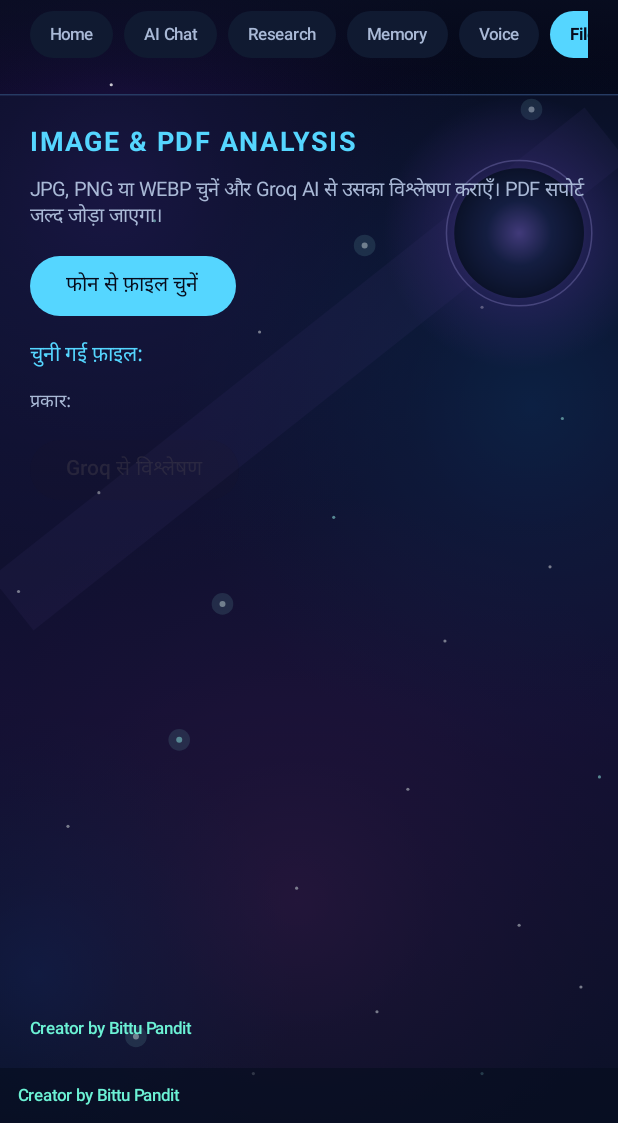
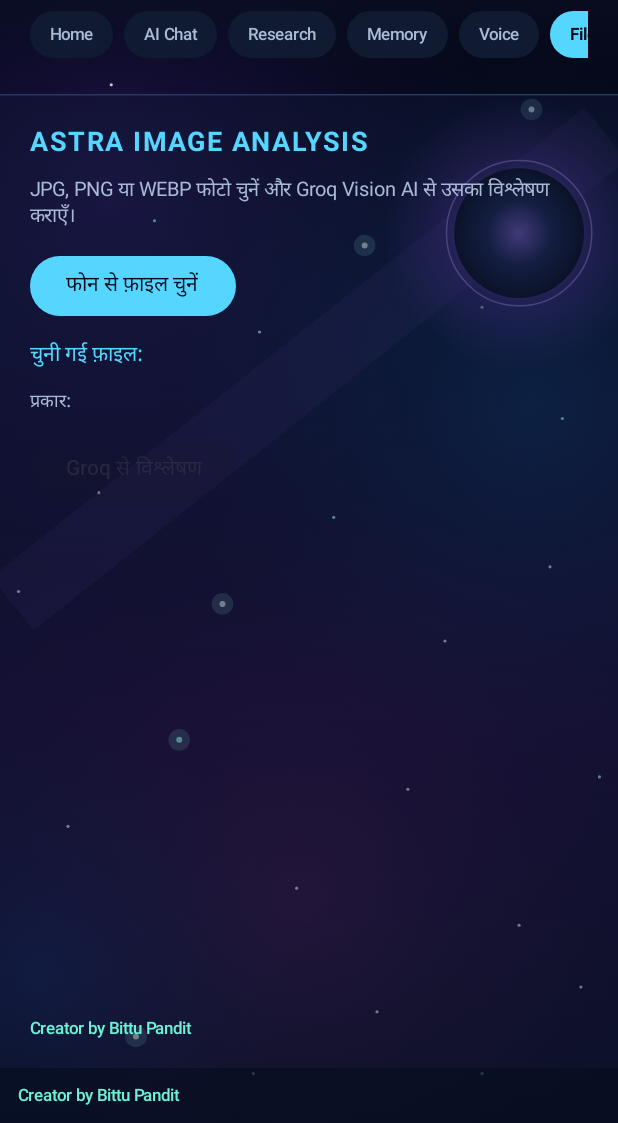
Before and after one commit to egalego-sudo/AstraQuantum-AI, an Android app built with Jetpack Compose: the composable AstraApp called with empty values, after a tap on "Files", on a phone screen of 412 x 824 dp, the part 113-1236 px from its top. Run offline under Robolectric (Android 15) with nearby library versions, the phone set to English and light mode, and no system bars; 2 other taps on this screen came first.

Commit message:
Remove unsupported PDF picker and align image analysis screen

```diff
--- a/app/src/main/java/com/bittupandit/astraquantumai/MainActivity.kt
+++ b/app/src/main/java/com/bittupandit/astraquantumai/MainActivity.kt
@@ -108,7 +108,7 @@ class MainActivity : ComponentActivity() {
                         }
                         runCatching { speechLauncher.launch(intent) }
                     },
-                    onPickFile = { fileLauncher.launch(arrayOf("application/pdf", "image/jpeg", "image/png", "image/webp")) }
+                    onPickFile = { fileLauncher.launch(arrayOf("image/jpeg", "image/png", "image/webp")) }
                 )
             }
         }
@@ -427,7 +427,7 @@ private fun AstraApp(
                 SelectionContainer { Text("पहचाना गया: $speechText", color = white) }
                 Button(enabled = speechText.isNotBlank(), onClick = { onSpeak(speechText) }, colors = ButtonDefaults.buttonColors(containerColor = graphite, contentColor = white)) { Text("आवाज़ में सुनें") }
             }
-            "Files" -> SimplePage("IMAGE & PDF ANALYSIS", "JPG, PNG या WEBP चुनें और Groq AI से उसका विश्लेषण कराएँ। PDF सपोर्ट जल्द जोड़ा जाएगा।") {
+            "Files" -> SimplePage("ASTRA IMAGE ANALYSIS", "JPG, PNG या WEBP फोटो चुनें और Groq Vision AI से उसका विश्लेषण कराएँ।") {
                 Button(onClick = onPickFile, colors = ButtonDefaults.buttonColors(containerColor = white, contentColor = ink)) { Text("फोन से फ़ाइल चुनें") }
                 Text("चुनी गई फ़ाइल: $pickedFile", color = white)
                 Text("प्रकार: $pickedMime", color = muted, fontSize = 12.sp)
```
